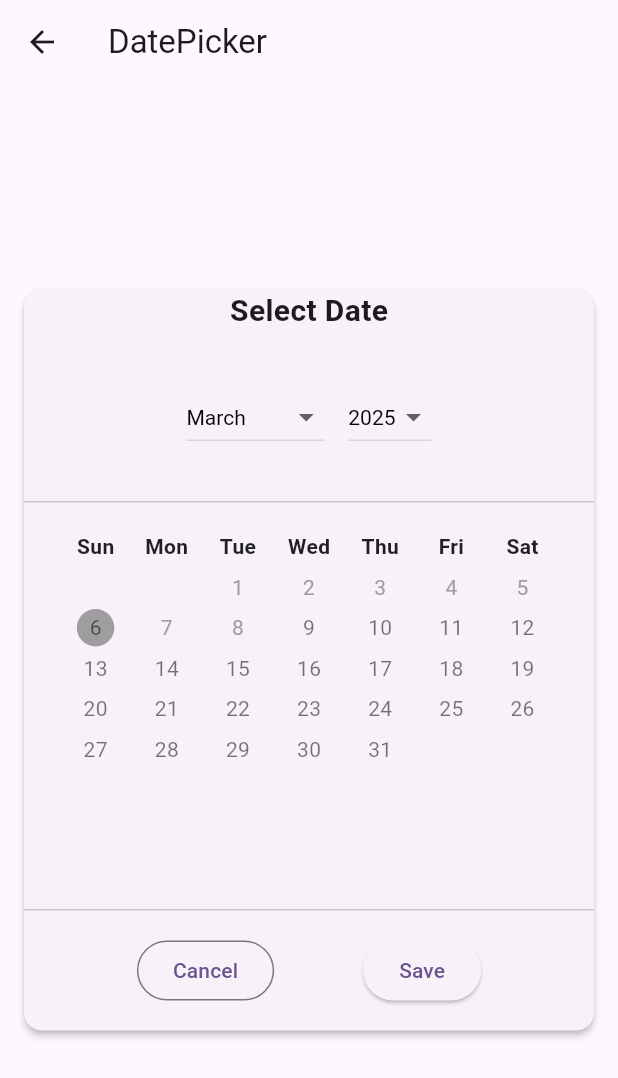
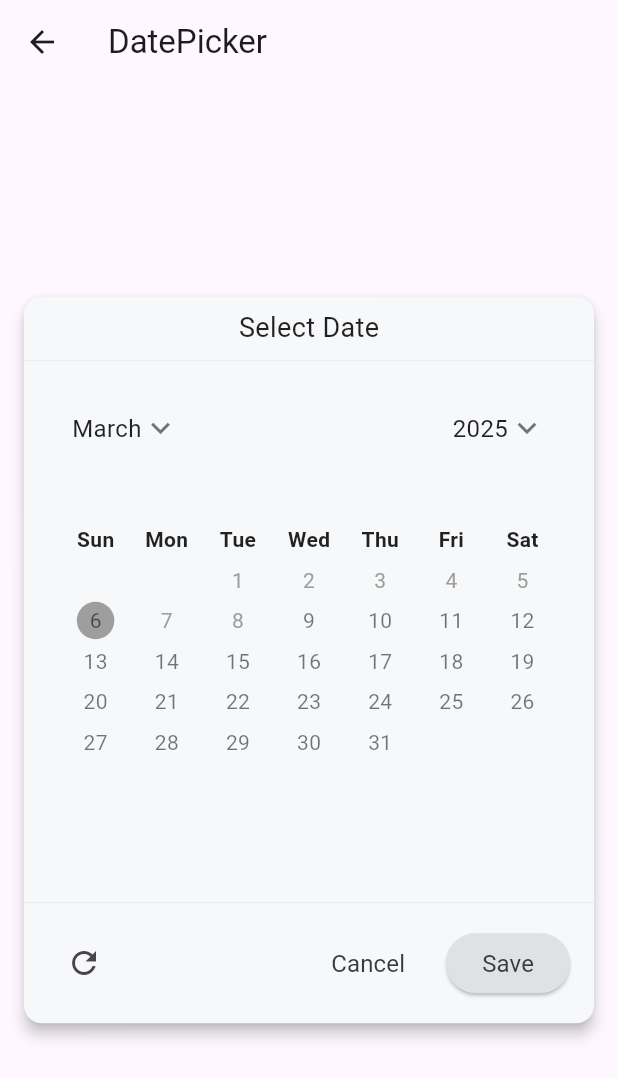
Before and after one commit to xymbia/flutter_realm, a Flutter app: the screen it shows after launch, after a tap on "Date Picker", on a phone screen of 412 x 824 dp. Shown: the top 1078 px of the screen. Run offline on Flutter 3.47's test engine with Material 3 defaults, Android fonts, the phone set to English and light mode, and no system bars; our stand-ins replace dotted_border, dropdown_button2, flutter_screenutil, logger.

Commit message:
- Updated design

```diff
--- a/lib/screens/date_picker_example.dart
+++ b/lib/screens/date_picker_example.dart
@@ -4,6 +4,7 @@ import 'package:flutter_screenutil/flutter_screenutil.dart';
 
 import '../models/date_picker_widget_config.dart';
 import '../utils/date_util.dart';
+import '../utils/font_helper.dart';
 import '../widgets/date_picker_widget.dart';
 
 class DatePickerPage extends StatefulWidget {
@@ -33,7 +34,8 @@ class _SwitchTilePageState extends State<DatePickerPage> {
       color: Colors.black87,
       fontWeight: FontWeight.bold,
     ),
-    firstDayOfWeek: 0, // 0 = Sunday, 1 = Monday, etc.
+    firstDayOfWeek: 0,
+    // 0 = Sunday, 1 = Monday, etc.
     controlsHeight: 50,
     dayMaxWidth: 25,
     animateToDisplayedMonthDate: false,
@@ -116,75 +118,80 @@ class _SwitchTilePageState extends State<DatePickerPage> {
 
   Widget _buildSingleDatePickerWithValue() {
     return Card(
-      elevation: 2,
+      elevation: 4,
       margin: const EdgeInsets.symmetric(horizontal: 16, vertical: 8),
+      color: const Color(0xFFF7F8FA),
       shape: RoundedRectangleBorder(
         borderRadius: BorderRadius.circular(12),
       ),
       child: Column(
         children: [
           // Header section
-          const Text("Select Date",
-              style: TextStyle(
-                fontSize: 20,
-                fontWeight: FontWeight.w600,
-              )),
+          Padding(
+            padding: const EdgeInsets.only(top: 8.0, bottom: 8.0),
+            child: Text('Select Date',
+                style: Font.apply(FontStyle.regular, FontSize.h5)),
+          ),
+          const Divider(height: 1, color: Color(0xFFEDEEF0)),
           Padding(
             padding: const EdgeInsets.all(16.0),
             child: Padding(
               padding: const EdgeInsets.all(16.0),
               child: Row(
-                mainAxisAlignment: MainAxisAlignment.center,
+                mainAxisAlignment: MainAxisAlignment.spaceBetween,
                 children: [
-                  // Month Dropdown
-                  DropdownButton<String>(
-                    value: selectedMonth,
-                    onChanged: (String? newValue) {
-                      setState(() {
-                        selectedMonth = newValue!;
-                      });
-                    },
-                    items: months.map<DropdownMenuItem<String>>((String value) {
-                      return DropdownMenuItem<String>(
-                        value: value,
-                        child: Text(value),
-                      );
-                    }).toList(),
-                    icon: const Icon(Icons.arrow_drop_down),
-                    style: const TextStyle(color: Colors.black),
-                    underline: Container(
-                      height: 1,
-                      color: Colors.black12,
+                  InkWell(
+                    splashColor: Colors.white,
+                    onTap: () {},
+                    hoverColor: Colors.yellow,
+                    child: Container(
+                      decoration: const BoxDecoration(
+                        shape: BoxShape.circle,
+                        color: Colors
+                            .transparent, // material color will cover this
+                      ),
+                      child: Row(
+                        children: [
+                          Text(selectedMonth,
+                              style:
+                                  Font.apply(FontStyle.regular, FontSize.h6)),
+                          Icon(
+                            Icons.keyboard_arrow_down,
+                            color: Colors.black54,
+                            size: 24.sp,
+                          ),
+                        ],
+                      ),
                     ),
                   ),
-                  const SizedBox(width: 16),
-
-                  // Year Dropdown
-                  DropdownButton<int>(
-                    value: selectedYear,
-                    onChanged: (int? newValue) {
-                      setState(() {
-                        selectedYear = newValue!;
-                      });
-                    },
-                    items: years.map<DropdownMenuItem<int>>((int value) {
-                      return DropdownMenuItem<int>(
-                        value: value,
-                        child: Text(value.toString()),
-                      );
-                    }).toList(),
-                    icon: Icon(Icons.arrow_drop_down),
-                    style: TextStyle(color: Colors.black),
-                    underline: Container(
-                      height: 1,
-                      color: Colors.black12,
+                  InkWell(
+                    splashColor: Colors.white,
+                    onTap: () {},
+                    hoverColor: Colors.yellow,
+                    child: Container(
+                      decoration: const BoxDecoration(
+                        shape: BoxShape.circle,
+                        color: Colors
+                            .transparent, // material color will cover this
+                      ),
+                      child: Row(
+                        children: [
+                          Text(selectedYear.toString(),
+                              style:
+                                  Font.apply(FontStyle.regular, FontSize.h6)),
+                          Icon(
+                            Icons.keyboard_arrow_down,
+                            color: Colors.black54,
+                            size: 24.sp,
+                          ),
+                        ],
+                      ),
                     ),
-                  ),
+                  )
                 ],
               ),
             ),
           ),
-          const Divider(height: 1),
 
           // Body section
           Padding(
@@ -197,23 +204,42 @@ class _SwitchTilePageState extends State<DatePickerPage> {
                   () => _singleDatePickerValueWithDefaultValue = dates),
             ),
           ),
-          Divider(height: 1),
-
-          // Footer section
+          const Divider(height: 1, color: Color(0xFFEDEEF0)),
           Padding(
             padding: const EdgeInsets.all(16.0),
             child: Row(
-              mainAxisAlignment: MainAxisAlignment.spaceEvenly,
+              mainAxisAlignment: MainAxisAlignment.spaceBetween,
               children: [
-                OutlinedButton(
+                IconButton(
+                  iconSize: 24,
+                  icon: const Icon(Icons.refresh),
                   onPressed: () {
-                    Navigator.pop(context);
+                    // ...
                   },
-                  child: Text('Cancel'),
                 ),
-                ElevatedButton(
-                  onPressed: () {},
-                  child: Text('Save'),
+                Row(
+                  mainAxisAlignment: MainAxisAlignment.end,
+                  children: [
+                    MaterialButton(
+                      onPressed: () {
+                        Navigator.pop(context);
+                      },
+                      child: Text('Cancel',
+                          style: Font.apply(FontStyle.regular, FontSize.h6,
+                              color: const Color(0xFF393B40))),
+                    ),
+                    const Padding(padding: EdgeInsets.only(right: 8.0)),
+                    ElevatedButton(
+                      style: ElevatedButton.styleFrom(
+                        backgroundColor: const Color(0xFFE0E1E4),
+                        foregroundColor: const Color(0xFFE0E1E4),
+                      ),
+                      onPressed: () {},
+                      child: Text('Save',
+                          style: Font.apply(FontStyle.regular, FontSize.h6,
+                              color: const Color(0xFF393B40))),
+                    ),
+                  ],
                 ),
               ],
             ),
--- /dev/null
+++ b/lib/utils/font_helper.dart
@@ -0,0 +1,81 @@
+import 'package:flutter/material.dart';
+
+//This font class will return TextStyle with color, weight, size with optional text-decoration
+class Font {
+  static apply(FontStyle style, FontSize size,
+      {Color? color, TextDecoration? decoration}) {
+    return TextStyle(
+        color: color ?? Colors.black87,
+        fontWeight: style.value,
+        fontSize: size.value,
+        fontFamily: 'Roboto',
+        decoration: decoration);
+  }
+}
+
+//This enum is defined for text size in the form of headings
+enum FontSize {
+  h1,
+  h2,
+  h3,
+  h4,
+  h5,
+  h6,
+  h7,
+  h8,
+  h9,
+  h10;
+}
+
+//This enum is defined for font-weight
+enum FontStyle { semiBold, bold, extraBold, medium, regular }
+
+//This will return value of text size
+extension FontSizes on FontSize {
+  double get value {
+    switch (this) {
+      case FontSize.h1:
+        return 28;
+      case FontSize.h2:
+        return 26;
+      case FontSize.h3:
+        return 22;
+      case FontSize.h4:
+        return 20;
+      case FontSize.h5:
+        return 18;
+      case FontSize.h6:
+        return 16;
+      case FontSize.h7:
+        return 14;
+      case FontSize.h8:
+        return 12;
+      case FontSize.h9:
+        return 10;
+      case FontSize.h10:
+        return 8;
+    }
+  }
+}
+
+//This will return style for text
+extension FontStyles on FontStyle {
+  FontWeight get value {
+    switch (this) {
+      case FontStyle.regular:
+        return FontWeight.normal;
+
+      case FontStyle.bold:
+        return FontWeight.bold;
+
+      case FontStyle.semiBold:
+        return FontWeight.w700;
+
+      case FontStyle.medium:
+        return FontWeight.w600;
+
+      case FontStyle.extraBold:
+        return FontWeight.w900;
+    }
+  }
+}
```
